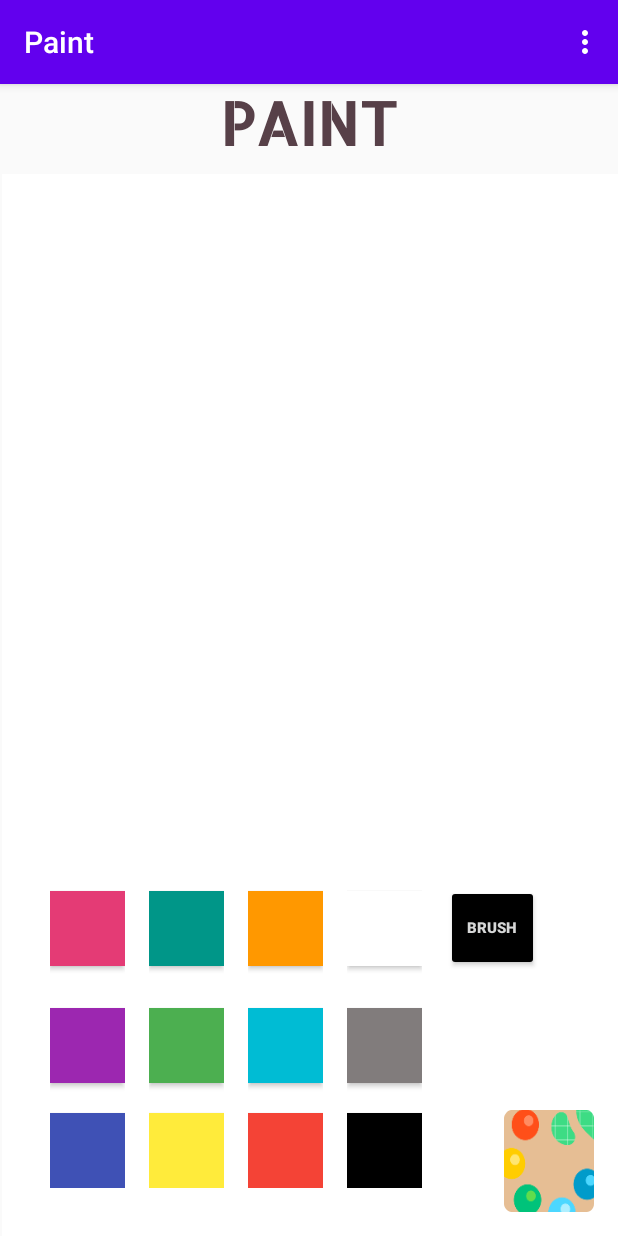
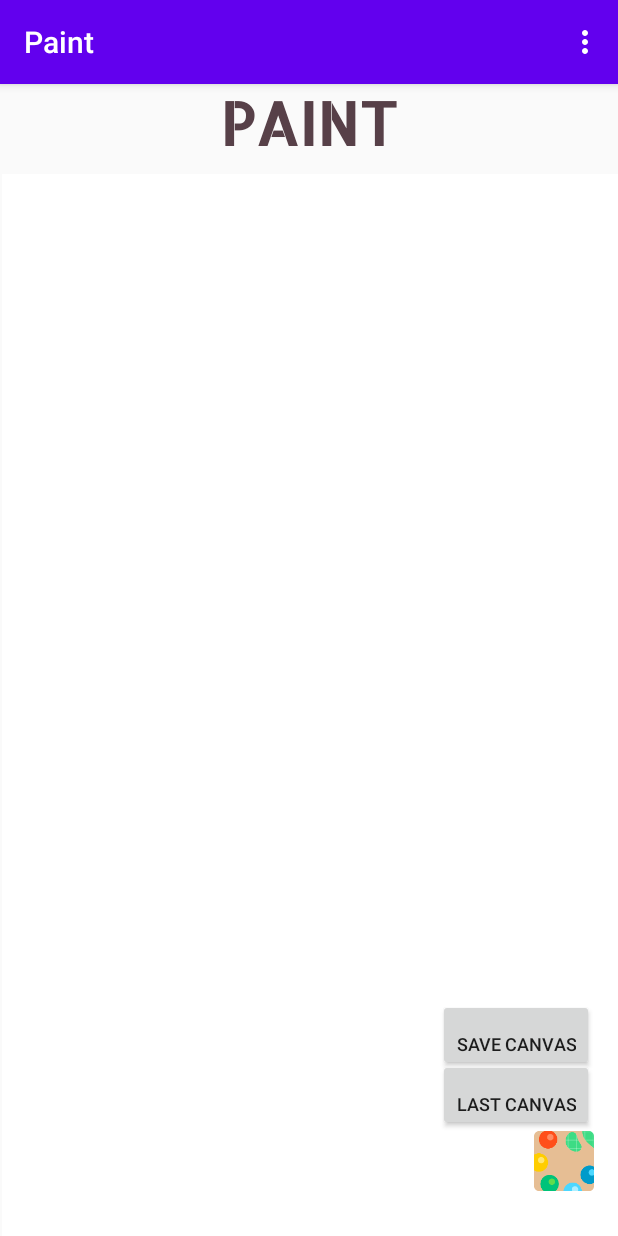
Before and after one commit to ritamorais13/Paint2, an Android app: the screen it shows after launch (MainActivity), on a phone screen of 412 x 824 dp. Run offline under Robolectric (Android 15) with nearby library versions, the phone set to English and light mode, and no system bars; our stand-ins replace Firebase (no records; nobody signed in at launch, a user with empty details on screens opened directly).

```diff
--- a/app/src/main/java/com/example/paint/MainActivity.java
+++ b/app/src/main/java/com/example/paint/MainActivity.java
@@ -1,6 +1,5 @@
 package com.example.paint;
 
-import android.annotation.SuppressLint;
 import android.content.Context;
 import android.content.Intent;
 import android.content.SharedPreferences;
@@ -12,13 +11,22 @@ import android.hardware.SensorEventListener;
 import android.hardware.SensorManager;
 import android.os.Build;
 import android.os.Bundle;
-import android.util.Log;
 import android.view.Menu;
 import android.view.MenuInflater;
 import android.view.MenuItem;
 import android.view.View;
 import android.view.WindowManager;
 
+import com.google.firebase.database.DataSnapshot;
+import com.google.firebase.database.DatabaseError;
+import com.google.firebase.database.DatabaseReference;
+import com.google.firebase.database.FirebaseDatabase;
+import com.google.firebase.database.ValueEventListener;
+
+import java.util.HashMap;
+import java.util.Map;
+
+import androidx.annotation.NonNull;
 import androidx.annotation.RequiresApi;
 import androidx.appcompat.app.AppCompatActivity;
 import androidx.fragment.app.FragmentManager;
@@ -28,11 +36,13 @@ public class MainActivity extends AppCompatActivity implements SensorEventListen
 
     private static int BACK_COLOR;
     private SharedPreferences preferences;
-    private FragmentPalette fragmentPalette;
     private FragmentCanvas fragmentCanvas;
     private SensorManager sensorManager;
     private Sensor light;
     WindowManager.LayoutParams layout;
+    private FirebaseDatabase database;
+    private DatabaseReference databaseRef;
+    private FragmentManager manager;
 
     @Override
     public Resources getResources() {
@@ -43,21 +53,23 @@ public class MainActivity extends AppCompatActivity implements SensorEventListen
     protected void onCreate(Bundle savedInstanceState) {
         super.onCreate(savedInstanceState);
         setContentView(R.layout.activity_main);
+        findViewById(R.id.fragment_palette).setVisibility(View.INVISIBLE);
+        //Firebase Cloud Storage
+        database = FirebaseDatabase.getInstance ("https://paint-331720-default-rtdb.europe-west1.firebasedatabase.app");
+        databaseRef = database.getReference();
 
+
+        //PREFERENCES
         preferences = this.getSharedPreferences(getString(R.string.preference_file_key), Context.MODE_PRIVATE);
         BACK_COLOR = preferences.getInt("back_color", Color.WHITE);
         setColor();
 
-        FragmentManager manager = getSupportFragmentManager();
+        manager = getSupportFragmentManager();
         fragmentCanvas = (FragmentCanvas) manager.findFragmentById(R.id.fragment_canvas);
-        fragmentPalette = (FragmentPalette) manager.findFragmentById(R.id.fragment_palette);
+        FragmentPalette fragmentPalette = (FragmentPalette) manager.findFragmentById(R.id.fragment_palette);
 
-        fragmentPalette.setStrokeColorListener(new FragmentPalette.ColorStrokeListener() {
-            @Override
-            public void onColorStrokeChange(int color) {
-                fragmentCanvas.updateStrokeColor(color);
-            }
-        });
+        assert fragmentPalette != null;
+        fragmentPalette.setStrokeColorListener(color -> fragmentCanvas.updateStrokeColor(color));
 
         //Light Sensor
         sensorManager = (SensorManager) getSystemService(Context.SENSOR_SERVICE);
@@ -176,6 +188,27 @@ public class MainActivity extends AppCompatActivity implements SensorEventListen
         setColor();
     }
 
+    public void saveCanvas(View view){
+        databaseRef = database.getReference().child("canvas");
+        Map<String, Object> map = new HashMap<>();
+        map.put("canvas", fragmentCanvas.getId());
+        databaseRef.setValue(map);
+    }
+
+    public void getLastCanvas(View view){
+        database.getReference().child("canvas").addListenerForSingleValueEvent(new ValueEventListener() {
+            @RequiresApi(api = Build.VERSION_CODES.N)
+            @Override
+            public void onDataChange(@NonNull DataSnapshot snapshot) {
+                Map<String, Object> map = (Map<String, Object>) snapshot.getValue();
+                fragmentCanvas = (FragmentCanvas) manager.findFragmentById(Math.toIntExact((Long) map.get("canvas")));
+            }
+
+            @Override
+            public void onCancelled(@NonNull DatabaseError error) {}
+        });
+    }
+
     public void setColor(){
         findViewById(R.id.fragment_canvas).setBackgroundColor(BACK_COLOR);
 
--- a/app/src/main/java/com/example/paint/ShakeListener.java
+++ b/app/src/main/java/com/example/paint/ShakeListener.java
@@ -51,11 +51,7 @@ public class ShakeListener implements SensorEventListener {
 
     @Override
     public void onSensorChanged(SensorEvent event){
-
-
-
         long now = System.currentTimeMillis();
-
         if ((now - mLastForce) > SHAKE_TIMEOUT) {
             mShakeCount = 0;
         }
--- a/app/src/main/res/layout/activity_about.xml
+++ b/app/src/main/res/layout/activity_about.xml
@@ -40,7 +40,7 @@
         android:layout_height="wrap_content"
         android:layout_marginTop="32dp"
         android:gravity="center"
-        android:text="Versão 4.0 Paint."
+        android:text="Versão 5.0 Paint."
         android:textAlignment="center"
         app:layout_constraintEnd_toEndOf="parent"
         app:layout_constraintStart_toStartOf="parent"
@@ -51,7 +51,7 @@
         android:layout_width="wrap_content"
         android:layout_height="wrap_content"
         android:layout_marginTop="4dp"
-        android:text="27.10.2021"
+        android:text="17.11.2021"
         android:textAlignment="center"
         app:layout_constraintEnd_toEndOf="parent"
         app:layout_constraintHorizontal_bias="0.501"
--- a/app/src/main/res/layout/activity_help.xml
+++ b/app/src/main/res/layout/activity_help.xml
@@ -58,7 +58,7 @@
         android:layout_marginStart="16dp"
         android:layout_marginTop="64dp"
         android:gravity="center"
-        android:text="@string/instruction1"
+        android:text="@string/instruction2"
         android:textAlignment="center"
         android:textSize="24sp"
         app:layout_constraintEnd_toEndOf="parent"
--- a/app/src/main/res/layout/activity_main.xml
+++ b/app/src/main/res/layout/activity_main.xml
@@ -52,10 +52,10 @@
 
             <ImageButton
                 android:id="@+id/paletteButton"
-                android:layout_width="60dp"
-                android:layout_height="68dp"
+                android:layout_width="40dp"
+                android:layout_height="40dp"
                 android:layout_gravity="bottom|end"
-                android:layout_marginBottom="16dp"
+                android:layout_marginBottom="30dp"
                 android:layout_marginEnd="16dp"
                 android:background="@mipmap/palete"
                 android:contentDescription="@string/palette"
@@ -63,12 +63,39 @@
                 android:visibility="visible"
                 tools:ignore="ImageContrastCheck,RedundantDescriptionCheck" />
 
+            <Button
+                android:id="@+id/saveCanvasButton"
+                android:layout_width="wrap_content"
+                android:layout_height="48dp"
+                android:layout_gravity="bottom|end"
+                android:layout_marginBottom="110dp"
+                android:layout_marginEnd="16dp"
+                android:gravity="bottom"
+                android:onClick="saveCanvas"
+                android:text="@string/saveCanvas"
+                android:textAlignment="center"
+                android:textSize="12sp" />
+
+            <Button
+                android:id="@+id/lastCanvasButton"
+                android:layout_width="wrap_content"
+                android:layout_height="48dp"
+                android:layout_gravity="bottom|end"
+                android:layout_marginBottom="70dp"
+                android:layout_marginEnd="16dp"
+                android:gravity="bottom"
+                android:onClick="getLastCanvas"
+                android:text="@string/lastCanvas"
+                android:textAlignment="center"
+                android:textSize="12sp" />
+
             <FrameLayout
                 android:id="@+id/fragment_palette_frame"
-                android:layout_width="wrap_content"
+                android:layout_width="match_parent"
                 android:layout_height="match_parent"
                 android:layout_gravity="bottom|start"
                 android:layout_marginBottom="16dp"
+                android:layout_marginEnd="16dp"
                 android:layout_marginStart="16dp"
                 android:visibility="visible">
 
--- a/app/src/main/res/layout/fragment_palette.xml
+++ b/app/src/main/res/layout/fragment_palette.xml
@@ -7,11 +7,10 @@
     tools:context=".FragmentPalette">
 
     <LinearLayout
-        android:layout_width="wrap_content"
-        android:layout_height="234dp"
+        android:layout_width="match_parent"
+        android:layout_height="200dp"
         android:layout_gravity="bottom"
-        android:orientation="horizontal"
-        android:paddingRight="16dp">
+        android:orientation="horizontal">
 
         <LinearLayout
             android:layout_width="wrap_content"
@@ -22,8 +21,8 @@
 
             <Button
                 android:id="@+id/button2"
-                android:layout_width="50dp"
-                android:layout_height="50dp"
+                android:layout_width="40dp"
+                android:layout_height="40dp"
                 android:layout_gravity="center"
                 android:layout_marginTop="20dp"
                 android:background="#E43B75"
@@ -31,8 +30,8 @@
 
             <Button
                 android:id="@+id/button3"
-                android:layout_width="50dp"
-                android:layout_height="50dp"
+                android:layout_width="40dp"
+                android:layout_height="40dp"
                 android:layout_gravity="center"
                 android:layout_marginTop="28dp"
                 android:background="#9C27B0"
@@ -41,8 +40,8 @@
 
             <Button
                 android:id="@+id/button4"
-                android:layout_width="50dp"
-                android:layout_height="50dp"
+                android:layout_width="40dp"
+                android:layout_height="40dp"
                 android:layout_gravity="center"
                 android:layout_marginTop="20dp"
                 android:background="#3F51B5"
@@ -60,8 +59,8 @@
 
             <Button
                 android:id="@+id/button6"
-                android:layout_width="50dp"
-                android:layout_height="50dp"
+                android:layout_width="40dp"
+                android:layout_height="40dp"
                 android:layout_gravity="center"
                 android:layout_marginTop="20dp"
                 android:background="#009688"
@@ -69,8 +68,8 @@
 
             <Button
                 android:id="@+id/button7"
-                android:layout_width="50dp"
-                android:layout_height="50dp"
+                android:layout_width="40dp"
+                android:layout_height="40dp"
                 android:layout_gravity="center"
                 android:layout_marginTop="28dp"
                 android:background="#4CAF50"
@@ -79,8 +78,8 @@
 
             <Button
                 android:id="@+id/button8"
-                android:layout_width="50dp"
-                android:layout_height="50dp"
+                android:layout_width="40dp"
+                android:layout_height="40dp"
                 android:layout_gravity="center"
                 android:layout_marginTop="20dp"
                 android:background="#FFEB3B"
@@ -98,8 +97,8 @@
 
             <Button
                 android:id="@+id/button9"
-                android:layout_width="50dp"
-                android:layout_height="50dp"
+                android:layout_width="40dp"
+                android:layout_height="40dp"
                 android:layout_gravity="center"
                 android:layout_marginTop="20dp"
                 android:background="#FF9800"
@@ -107,8 +106,8 @@
 
             <Button
                 android:id="@+id/button5"
-                android:layout_width="50dp"
-                android:layout_height="50dp"
+                android:layout_width="40dp"
+                android:layout_height="40dp"
                 android:layout_gravity="center"
                 android:layout_marginTop="28dp"
                 android:background="#00BCD4"
@@ -116,8 +115,8 @@
 
             <Button
                 android:id="@+id/button1"
-                android:layout_width="50dp"
-                android:layout_height="50dp"
+                android:layout_width="40dp"
+                android:layout_height="40dp"
                 android:layout_gravity="center"
                 android:layout_marginTop="20dp"
                 android:background="#F44336"
@@ -135,8 +134,8 @@
 
             <Button
                 android:id="@+id/button10"
-                android:layout_width="50dp"
-                android:layout_height="50dp"
+                android:layout_width="40dp"
+                android:layout_height="40dp"
                 android:layout_gravity="center"
                 android:layout_marginTop="20dp"
                 android:background="#FFFFFF"
@@ -144,8 +143,8 @@
 
             <Button
                 android:id="@+id/button11"
-                android:layout_width="50dp"
-                android:layout_height="50dp"
+                android:layout_width="40dp"
+                android:layout_height="40dp"
                 android:layout_gravity="center"
                 android:layout_marginTop="28dp"
                 android:background="#817C7C"
@@ -154,8 +153,8 @@
 
             <Button
                 android:id="@+id/button12"
-                android:layout_width="50dp"
-                android:layout_height="50dp"
+                android:layout_width="40dp"
+                android:layout_height="40dp"
                 android:layout_gravity="center"
                 android:layout_marginTop="20dp"
                 android:background="#000000"
@@ -165,9 +164,9 @@
 
         <Button
             android:id="@+id/brush_button"
-            android:layout_width="62dp"
-            android:layout_height="57dp"
-            android:layout_marginStart="16dp"
+            android:layout_width="wrap_content"
+            android:layout_height="wrap_content"
+            android:layout_marginStart="32dp"
             android:layout_marginTop="16dp"
             android:backgroundTint="@color/black"
             android:text="brush"
--- a/app/src/main/res/values/strings.xml
+++ b/app/src/main/res/values/strings.xml
@@ -16,4 +16,6 @@
     <string name="title_activity_maps">MapsActivity</string>
     <string name="mapDraw">Start Drawing</string>
     <string name="mapStropDraw">Stop Drawing</string>
+    <string name="saveCanvas">Save Canvas</string>
+    <string name="lastCanvas">Last Canvas</string>
 </resources>
--- a/build.gradle
+++ b/build.gradle
@@ -5,7 +5,8 @@ buildscript {
         mavenCentral()
     }
     dependencies {
-        classpath "com.android.tools.build:gradle:7.0.2"
+        classpath "com.android.tools.build:gradle:7.0.3"
+        classpath 'com.google.gms:google-services:4.3.10'
 
         // NOTE: Do not place your application dependencies here; they belong
         // in the individual module build.gradle files
--- a/settings.gradle
+++ b/settings.gradle
@@ -3,7 +3,6 @@ dependencyResolutionManagement {
     repositories {
         google()
         mavenCentral()
-        jcenter() // Warning: this repository is going to shut down soon
     }
 }
 rootProject.name = "Paint"
```
Also changed, not shown: app/build.gradle (+20 -6 lines), app/src/main/java/com/example/paint/FragmentCanvas.java (+6 -1 lines), app/src/main/java/com/example/paint/PaintCanvas.java (+26 -6 lines), 1 other file.
